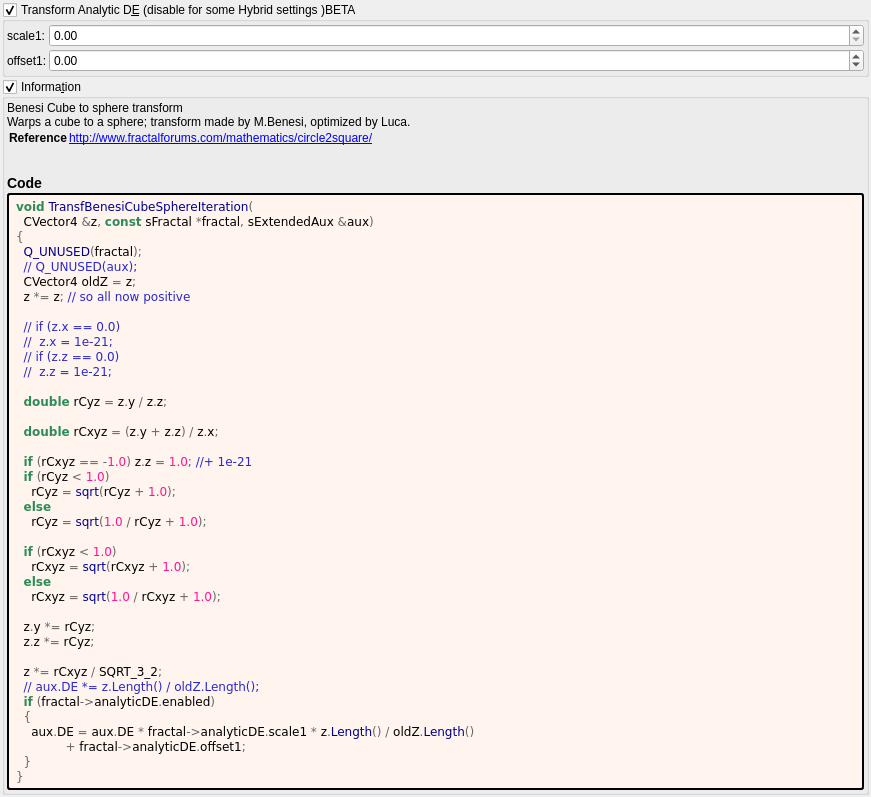
First picture: the form in mandelbulber2/formula/ui/transf_benesi_cube_sphere.ui, repository irinox-ctrl/mandelbulber2, before the edit.
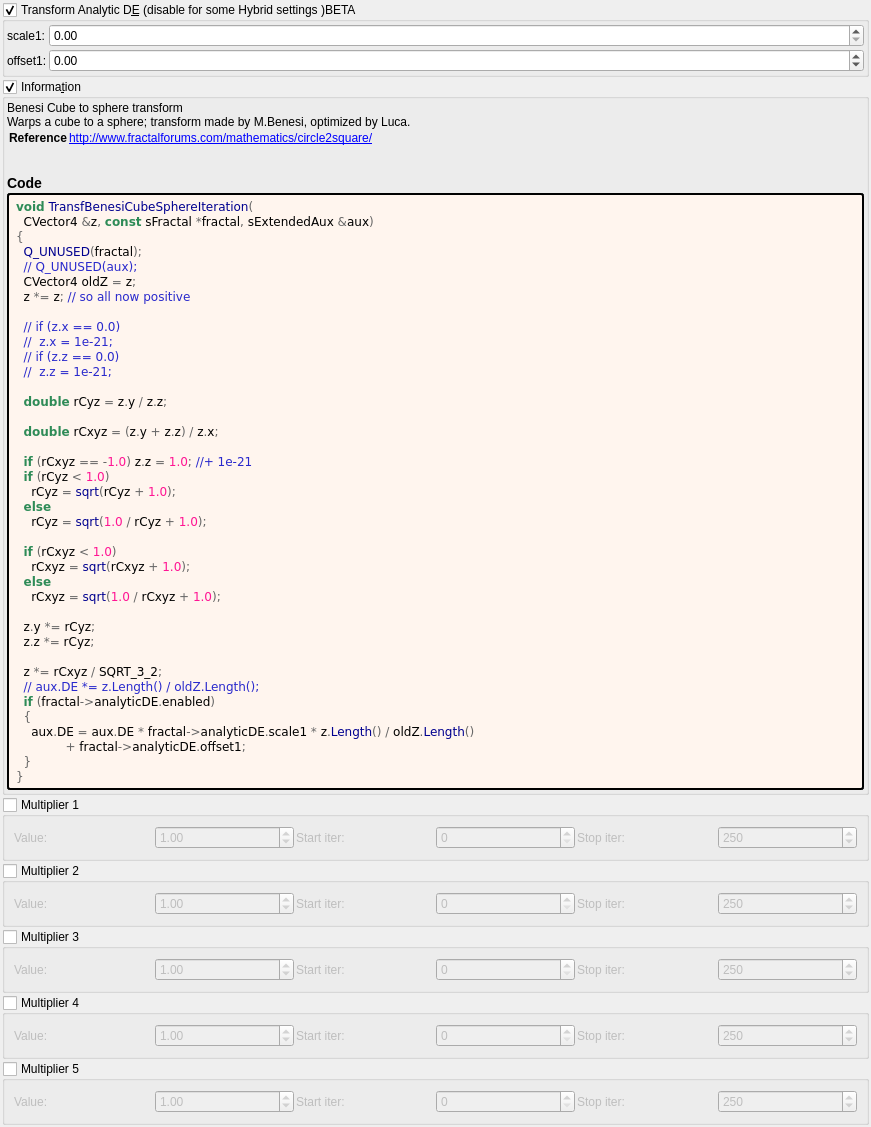
Second picture: the form after the edit. Custom widgets are drawn as their Qt base class.

Commit message:
feat: add 5 general-purpose multipliers to all 1007 fractal formulas
Each multiplier has:
- Checkbox (OFF by default)
- Value spinbox (default 1.0, range -100 to 100)
- Iteration start/stop range

Logic: z *= value; DE *= |value|;

Uses existing transformCommon parameters:
- Checkboxes: functionEnabledBx/By/Bz/Bw/CzFalse
- Values: scale4/5/6/8/16
- Ranges: startIterationsB-F/stopIterationsB-F

Modified 1007 .cpp (CPU), 1006 .cl (GPU), 1023 .ui files.
Both source (formula/) and deploy (deploy/share/) copies updated.

Diff of the .ui file:
```diff
--- a/mandelbulber2/formula/ui/transf_benesi_cube_sphere.ui
+++ b/mandelbulber2/formula/ui/transf_benesi_cube_sphere.ui
@@ -243,6 +243,192 @@
      </layout>
     </widget>
    </item>
+   <item>
+    <widget class="MyGroupBox" name="groupCheck_transf_function_enabledBx_false">
+     <property name="title"><string>Multiplier 1</string></property>
+     <property name="checkable"><bool>true</bool></property>
+     <property name="checked"><bool>false</bool></property>
+     <layout class="QGridLayout" name="gridLayout_mult1">
+      <property name="spacing"><number>2</number></property>
+      <item row="0" column="0">
+       <widget class="QLabel"><property name="text"><string>Value:</string></property></widget>
+      </item>
+      <item row="0" column="1">
+       <widget class="MyDoubleSpinBox" name="spinbox_transf_scale_4">
+        <property name="minimum"><double>-100.0</double></property><property name="maximum"><double>100.0</double></property>
+        <property name="singleStep"><double>0.01</double></property><property name="value"><double>1.0</double></property>
+       </widget>
+      </item>
+      <item row="0" column="2">
+       <widget class="QLabel"><property name="text"><string>Start iter:</string></property></widget>
+      </item>
+      <item row="0" column="3">
+       <widget class="MySpinBox" name="spinboxInt_transf_start_iterations_B">
+        <property name="minimum"><number>0</number></property><property name="maximum"><number>10000</number></property>
+        <property name="value"><number>0</number></property>
+       </widget>
+      </item>
+      <item row="0" column="4">
+       <widget class="QLabel"><property name="text"><string>Stop iter:</string></property></widget>
+      </item>
+      <item row="0" column="5">
+       <widget class="MySpinBox" name="spinboxInt_transf_stop_iterations_B">
+        <property name="minimum"><number>0</number></property><property name="maximum"><number>10000</number></property>
+        <property name="value"><number>250</number></property>
+       </widget>
+      </item>
+     </layout>
+    </widget>
+   </item>
+   <item>
+    <widget class="MyGroupBox" name="groupCheck_transf_function_enabledBy_false">
+     <property name="title"><string>Multiplier 2</string></property>
+     <property name="checkable"><bool>true</bool></property>
+     <property name="checked"><bool>false</bool></property>
+     <layout class="QGridLayout" name="gridLayout_mult2">
+      <property name="spacing"><number>2</number></property>
+      <item row="0" column="0">
+       <widget class="QLabel"><property name="text"><string>Value:</string></property></widget>
+      </item>
+      <item row="0" column="1">
+       <widget class="MyDoubleSpinBox" name="spinbox_transf_scale_5">
+        <property name="minimum"><double>-100.0</double></property><property name="maximum"><double>100.0</double></property>
+        <property name="singleStep"><double>0.01</double></property><property name="value"><double>1.0</double></property>
+       </widget>
+      </item>
+      <item row="0" column="2">
+       <widget class="QLabel"><property name="text"><string>Start iter:</string></property></widget>
+      </item>
+      <item row="0" column="3">
+       <widget class="MySpinBox" name="spinboxInt_transf_start_iterations_C">
+        <property name="minimum"><number>0</number></property><property name="maximum"><number>10000</number></property>
+        <property name="value"><number>0</number></property>
+       </widget>
+      </item>
+      <item row="0" column="4">
+       <widget class="QLabel"><property name="text"><string>Stop iter:</string></property></widget>
+      </item>
+      <item row="0" column="5">
+       <widget class="MySpinBox" name="spinboxInt_transf_stop_iterations_C">
+        <property name="minimum"><number>0</number></property><property name="maximum"><number>10000</number></property>
+        <property name="value"><number>250</number></property>
+       </widget>
+      </item>
+     </layout>
+    </widget>
+   </item>
+   <item>
+    <widget class="MyGroupBox" name="groupCheck_transf_function_enabledBz_false">
+     <property name="title"><string>Multiplier 3</string></property>
+     <property name="checkable"><bool>true</bool></property>
+     <property name="checked"><bool>false</bool></property>
+     <layout class="QGridLayout" name="gridLayout_mult3">
+      <property name="spacing"><number>2</number></property>
+      <item row="0" column="0">
+       <widget class="QLabel"><property name="text"><string>Value:</string></property></widget>
+      </item>
+      <item row="0" column="1">
+       <widget class="MyDoubleSpinBox" name="spinbox_transf_scale_6">
+        <property name="minimum"><double>-100.0</double></property><property name="maximum"><double>100.0</double></property>
+        <property name="singleStep"><double>0.01</double></property><property name="value"><double>1.0</double></property>
+       </widget>
+      </item>
+      <item row="0" column="2">
+       <widget class="QLabel"><property name="text"><string>Start iter:</string></property></widget>
+      </item>
+      <item row="0" column="3">
+       <widget class="MySpinBox" name="spinboxInt_transf_start_iterations_D">
+        <property name="minimum"><number>0</number></property><property name="maximum"><number>10000</number></property>
+        <property name="value"><number>0</number></property>
+       </widget>
+      </item>
+      <item row="0" column="4">
+       <widget class="QLabel"><property name="text"><string>Stop iter:</string></property></widget>
+      </item>
+      <item row="0" column="5">
+       <widget class="MySpinBox" name="spinboxInt_transf_stop_iterations_D">
+        <property name="minimum"><number>0</number></property><property name="maximum"><number>10000</number></property>
+        <property name="value"><number>250</number></property>
+       </widget>
+      </item>
+     </layout>
+    </widget>
+   </item>
+   <item>
+    <widget class="MyGroupBox" name="groupCheck_transf_function_enabledBw_false">
+     <property name="title"><string>Multiplier 4</string></property>
+     <property name="checkable"><bool>true</bool></property>
+     <property name="checked"><bool>false</bool></property>
+     <layout class="QGridLayout" name="gridLayout_mult4">
+      <property name="spacing"><number>2</number></property>
+      <item row="0" column="0">
+       <widget class="QLabel"><property name="text"><string>Value:</string></property></widget>
+      </item>
+      <item row="0" column="1">
+       <widget class="MyDoubleSpinBox" name="spinbox_transf_scale_8">
+        <property name="minimum"><double>-100.0</double></property><property name="maximum"><double>100.0</double></property>
+        <property name="singleStep"><double>0.01</double></property><property name="value"><double>1.0</double></property>
+       </widget>
+      </item>
+      <item row="0" column="2">
+       <widget class="QLabel"><property name="text"><string>Start iter:</string></property></widget>
+      </item>
+      <item row="0" column="3">
+       <widget class="MySpinBox" name="spinboxInt_transf_start_iterations_E">
+        <property name="minimum"><number>0</number></property><property name="maximum"><number>10000</number></property>
+        <property name="value"><number>0</number></property>
+       </widget>
+      </item>
+      <item row="0" column="4">
+       <widget class="QLabel"><property name="text"><string>Stop iter:</string></property></widget>
+      </item>
+      <item row="0" column="5">
+       <widget class="MySpinBox" name="spinboxInt_transf_stop_iterations_E">
+        <property name="minimum"><number>0</number></property><property name="maximum"><number>10000</number></property>
+        <property name="value"><number>250</number></property>
+       </widget>
+      </item>
+     </layout>
+    </widget>
+   </item>
+   <item>
+    <widget class="MyGroupBox" name="groupCheck_transf_function_enabledCz_false">
+     <property name="title"><string>Multiplier 5</string></property>
+     <property name="checkable"><bool>true</bool></property>
+     <property name="checked"><bool>false</bool></property>
+     <layout class="QGridLayout" name="gridLayout_mult5">
+      <property name="spacing"><number>2</number></property>
+      <item row="0" column="0">
+       <widget class="QLabel"><property name="text"><string>Value:</string></property></widget>
+      </item>
+      <item row="0" column="1">
+       <widget class="MyDoubleSpinBox" name="spinbox_transf_scale_16">
+        <property name="minimum"><double>-100.0</double></property><property name="maximum"><double>100.0</double></property>
+        <property name="singleStep"><double>0.01</double></property><property name="value"><double>1.0</double></property>
+       </widget>
+      </item>
+      <item row="0" column="2">
+       <widget class="QLabel"><property name="text"><string>Start iter:</string></property></widget>
+      </item>
+      <item row="0" column="3">
+       <widget class="MySpinBox" name="spinboxInt_transf_start_iterations_F">
+        <property name="minimum"><number>0</number></property><property name="maximum"><number>10000</number></property>
+        <property name="value"><number>0</number></property>
+       </widget>
+      </item>
+      <item row="0" column="4">
+       <widget class="QLabel"><property name="text"><string>Stop iter:</string></property></widget>
+      </item>
+      <item row="0" column="5">
+       <widget class="MySpinBox" name="spinboxInt_transf_stop_iterations_F">
+        <property name="minimum"><number>0</number></property><property name="maximum"><number>10000</number></property>
+        <property name="value"><number>250</number></property>
+       </widget>
+      </item>
+     </layout>
+    </widget>
+   </item>
+
    <item>
     <spacer name="verticalSpacer">
      <property name="orientation">
@@ -270,6 +456,11 @@
    <extends>QDoubleSpinBox</extends>
    <header>my_double_spin_box.h</header>
   </customwidget>
+   <customwidget>
+   <class>MySpinBox</class>
+   <extends>QSpinBox</extends>
+   <header>my_spin_box.h</header>
+  </customwidget>
  </customwidgets>
  <tabstops>
   <tabstop>groupCheck_info</tabstop>
```
The commit also changes 3972 other files.
